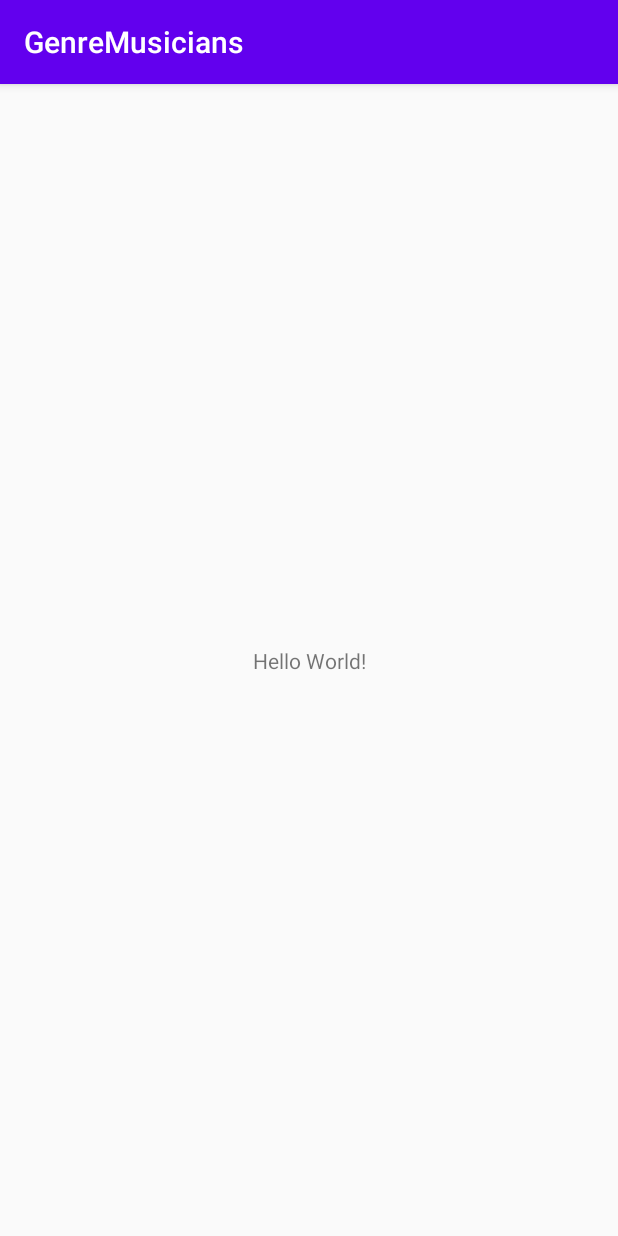
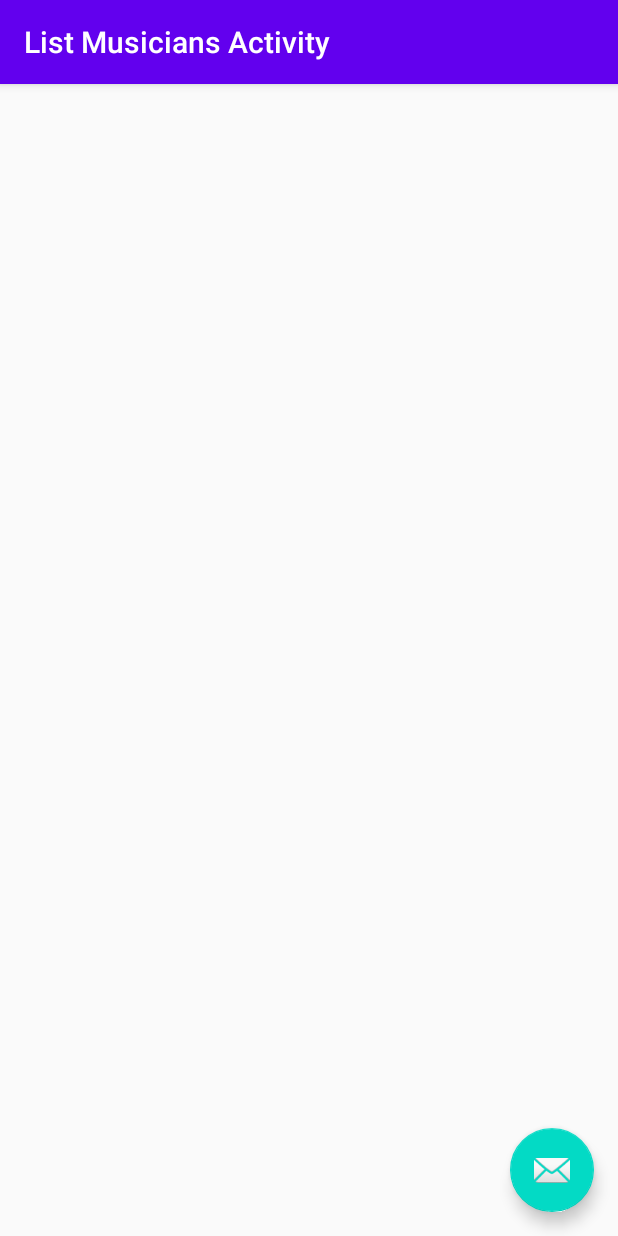
Before and after one commit to cochabambinoski/ListAppKotlin, an Android app: the screen it shows after launch (MainActivity before the commit, ListMusiciansActivity after it), on a phone screen of 412 x 824 dp. Run offline under Robolectric (Android 15) with nearby library versions, the phone set to English and light mode, and no system bars.

Commit message:
finished class2

```diff
--- /dev/null
+++ b/app/src/main/java/com/example/genremusicians/ListMusiciansActivity.kt
@@ -0,0 +1,21 @@
+package com.example.genremusicians
+
+import android.content.Intent
+import android.os.Bundle
+import com.google.android.material.floatingactionbutton.FloatingActionButton
+import com.google.android.material.snackbar.Snackbar
+import androidx.appcompat.app.AppCompatActivity
+
+class ListMusiciansActivity : AppCompatActivity() {
+
+    override fun onCreate(savedInstanceState: Bundle?) {
+        super.onCreate(savedInstanceState)
+        setContentView(R.layout.activity_list_musicians)
+        setSupportActionBar(findViewById(R.id.toolbar))
+
+        findViewById<FloatingActionButton>(R.id.fab).setOnClickListener { view ->
+            val activityIntent = Intent(this,MainActivity::class.java)
+            startActivity(activityIntent)
+        }
+    }
+}
--- /dev/null
+++ b/app/src/main/res/layout/activity_list_musicians.xml
@@ -0,0 +1,33 @@
+<?xml version="1.0" encoding="utf-8"?>
+<androidx.coordinatorlayout.widget.CoordinatorLayout xmlns:android="http://schemas.android.com/apk/res/android"
+    xmlns:app="http://schemas.android.com/apk/res-auto"
+    xmlns:tools="http://schemas.android.com/tools"
+    android:layout_width="match_parent"
+    android:layout_height="match_parent"
+    tools:context=".ListMusiciansActivity">
+
+    <com.google.android.material.appbar.AppBarLayout
+        android:layout_width="match_parent"
+        android:layout_height="wrap_content"
+        android:theme="@style/AppTheme.AppBarOverlay">
+
+        <androidx.appcompat.widget.Toolbar
+            android:id="@+id/toolbar"
+            android:layout_width="match_parent"
+            android:layout_height="?attr/actionBarSize"
+            android:background="?attr/colorPrimary"
+            app:popupTheme="@style/AppTheme.PopupOverlay" />
+
+    </com.google.android.material.appbar.AppBarLayout>
+
+    <include layout="@layout/content_list_musicians" />
+
+    <com.google.android.material.floatingactionbutton.FloatingActionButton
+        android:id="@+id/fab"
+        android:layout_width="wrap_content"
+        android:layout_height="wrap_content"
+        android:layout_gravity="bottom|end"
+        android:layout_margin="@dimen/fab_margin"
+        app:srcCompat="@android:drawable/ic_dialog_email" />
+
+</androidx.coordinatorlayout.widget.CoordinatorLayout>
--- /dev/null
+++ b/app/src/main/res/layout/content_list_musicians.xml
@@ -0,0 +1,6 @@
+<?xml version="1.0" encoding="utf-8"?>
+<androidx.constraintlayout.widget.ConstraintLayout xmlns:android="http://schemas.android.com/apk/res/android"
+    xmlns:app="http://schemas.android.com/apk/res-auto"
+    android:layout_width="match_parent"
+    android:layout_height="match_parent"
+    app:layout_behavior="@string/appbar_scrolling_view_behavior"></androidx.constraintlayout.widget.ConstraintLayout>
--- /dev/null
+++ b/app/src/main/res/values/dimens.xml
@@ -0,0 +1,3 @@
+<resources>
+    <dimen name="fab_margin">16dp</dimen>
+</resources>
--- a/app/src/main/res/values/styles.xml
+++ b/app/src/main/res/values/styles.xml
@@ -7,4 +7,13 @@
         <item name="colorAccent">@color/colorAccent</item>
     </style>
 
+    <style name="AppTheme.NoActionBar">
+        <item name="windowActionBar">false</item>
+        <item name="windowNoTitle">true</item>
+    </style>
+
+    <style name="AppTheme.AppBarOverlay" parent="ThemeOverlay.AppCompat.Dark.ActionBar" />
+
+    <style name="AppTheme.PopupOverlay" parent="ThemeOverlay.AppCompat.Light" />
+
 </resources>
```
Also changed, not shown: app/build.gradle (+10 -0 lines), app/src/main/AndroidManifest.xml (+6 -1 lines), app/src/main/java/com/example/genremusicians/FirstFragment.kt (added, +31 -0 lines), app/src/main/java/com/example/genremusicians/MainActivity.kt (+14 -0 lines), app/src/main/java/com/example/genremusicians/Models/DataManager.kt (added, +48 -0 lines), app/src/main/java/com/example/genremusicians/Models/DataModel.kt (added, +9 -0 lines), app/src/main/java/com/example/genremusicians/SecondFragment.kt (added, +31 -0 lines), app/src/main/res/layout/activity_main.xml (+39 -6 lines), app/src/main/res/layout/fragment_first.xml (added, +28 -0 lines), app/src/main/res/layout/fragment_second.xml (added, +27 -0 lines), app/src/main/res/navigation/nav_graph.xml (added, +28 -0 lines), app/src/main/res/values/strings.xml (+9 -0 lines).
